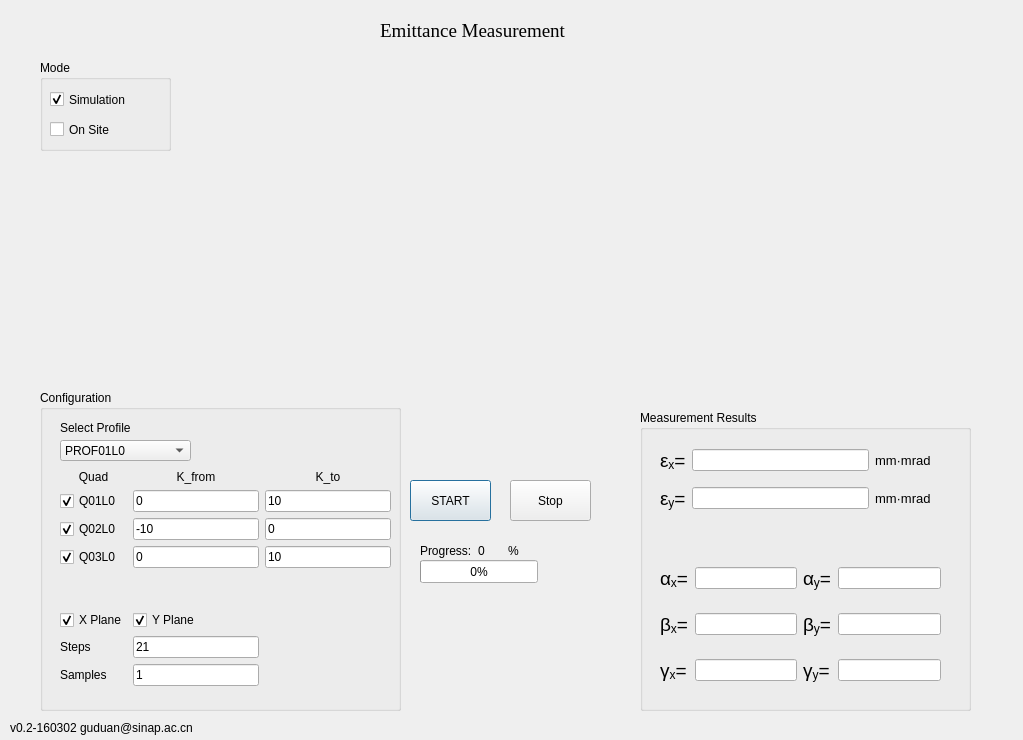
Qt form emittance.ui (guduan/SXFEL_GUI) before a commit.
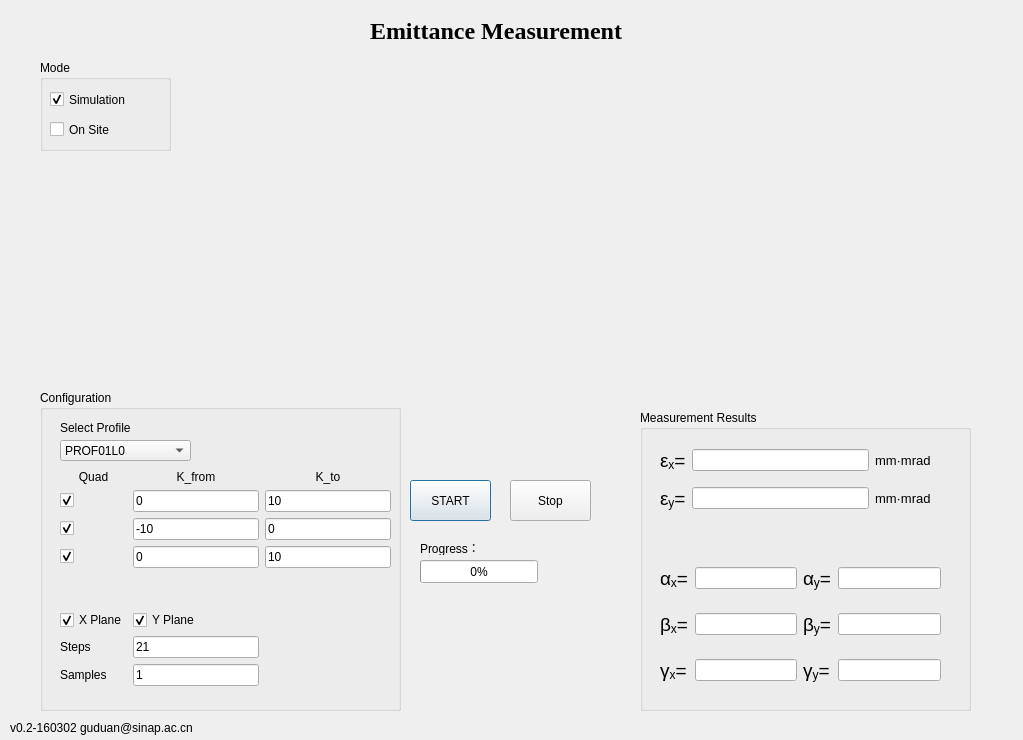
The same form after that commit. Custom widgets are drawn as their Qt base class.

Patch:
```diff
--- a/emittance.ui
+++ b/emittance.ui
@@ -10,6 +10,12 @@
     <height>740</height>
    </rect>
   </property>
+  <property name="font">
+   <font>
+    <weight>50</weight>
+    <bold>false</bold>
+   </font>
+  </property>
   <property name="windowTitle">
    <string>Dialog</string>
   </property>
@@ -19,16 +25,18 @@
   <widget class="QLabel" name="label">
    <property name="geometry">
     <rect>
-     <x>380</x>
+     <x>370</x>
      <y>10</y>
-     <width>231</width>
+     <width>311</width>
      <height>41</height>
     </rect>
    </property>
    <property name="font">
     <font>
      <family>Times New Roman</family>
-     <pointsize>14</pointsize>
+     <pointsize>18</pointsize>
+     <weight>75</weight>
+     <bold>true</bold>
     </font>
    </property>
    <property name="text">
@@ -141,7 +149,7 @@
      <item row="2" column="0">
       <widget class="QCheckBox" name="checkBox_q2">
        <property name="text">
-        <string>Q02L0</string>
+        <string/>
        </property>
        <property name="checked">
         <bool>true</bool>
@@ -151,7 +159,7 @@
      <item row="3" column="0">
       <widget class="QCheckBox" name="checkBox_q3">
        <property name="text">
-        <string>Q03L0</string>
+        <string/>
        </property>
        <property name="checked">
         <bool>true</bool>
@@ -168,7 +176,7 @@
      <item row="1" column="0">
       <widget class="QCheckBox" name="checkBox_q1">
        <property name="text">
-        <string>Q01L0</string>
+        <string/>
        </property>
        <property name="checked">
         <bool>true</bool>
@@ -502,56 +510,34 @@
     <number>0</number>
    </property>
   </widget>
-  <widget class="MatplotlibWidget" name="mplwidget1" native="true">
-   <property name="geometry">
-    <rect>
-     <x>190</x>
-     <y>50</y>
-     <width>351</width>
-     <height>281</height>
-    </rect>
-   </property>
-  </widget>
-  <widget class="MatplotlibWidget" name="mplwidget2" native="true">
-   <property name="geometry">
-    <rect>
-     <x>580</x>
-     <y>50</y>
-     <width>351</width>
-     <height>281</height>
-    </rect>
-   </property>
-  </widget>
-  <widget class="QWidget" name="horizontalLayoutWidget">
+  <widget class="QLabel" name="label_9">
    <property name="geometry">
     <rect>
      <x>420</x>
      <y>540</y>
-     <width>111</width>
-     <height>21</height>
+     <width>72</width>
+     <height>15</height>
+    </rect>
+   </property>
+   <property name="text">
+    <string>Progress：</string>
+   </property>
+  </widget>
+  <widget class="QWidget" name="horizontalLayoutWidget">
+   <property name="geometry">
+    <rect>
+     <x>220</x>
+     <y>60</y>
+     <width>711</width>
+     <height>321</height>
     </rect>
    </property>
    <layout class="QHBoxLayout" name="horizontalLayout">
     <item>
-     <widget class="QLabel" name="label_9">
-      <property name="text">
-       <string>Progress:</string>
-      </property>
-     </widget>
+     <widget class="MatplotlibWidget" name="mplwidget1"/>
     </item>
     <item>
-     <widget class="QLabel" name="label_progress">
-      <property name="text">
-       <string>0</string>
-      </property>
-     </widget>
-    </item>
-    <item>
-     <widget class="QLabel" name="label_10">
-      <property name="text">
-       <string>%</string>
-      </property>
-     </widget>
+     <widget class="MatplotlibWidget" name="mplwidget2"/>
     </item>
    </layout>
   </widget>
```
Left out of the diff: 17 changed lines with no effect on the pictures.
